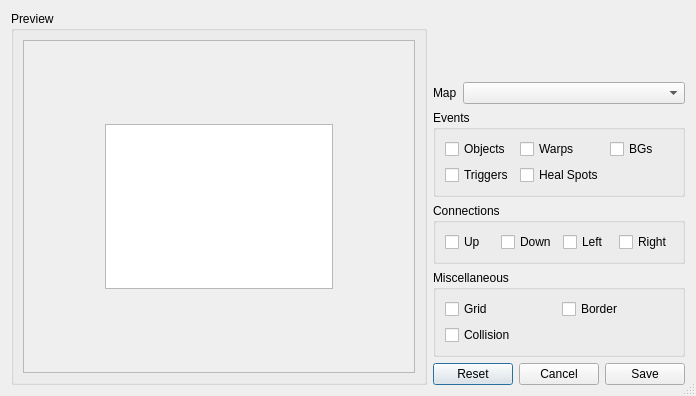
First picture: the form in forms/mapimageexporter.ui, repository huderlem/porymap, before the edit.
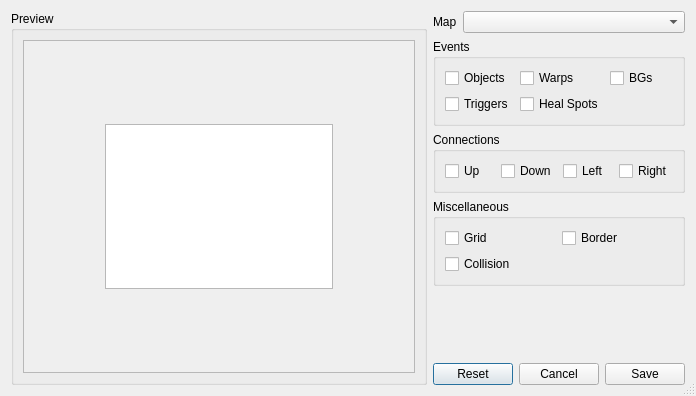
Second picture: the form after the edit.

Commit message: fix preview scene memory leak, fix borders

```diff
--- a/forms/mapimageexporter.ui
+++ b/forms/mapimageexporter.ui
@@ -123,33 +123,20 @@
     <layout class="QVBoxLayout" name="verticalLayout_Options">
      <item>
       <layout class="QFormLayout" name="formLayout">
-       <item row="1" column="0">
+       <item row="0" column="0">
         <widget class="QLabel" name="label_2">
          <property name="text">
           <string>Map</string>
          </property>
         </widget>
        </item>
-       <item row="1" column="1">
+       <item row="0" column="1">
         <widget class="QComboBox" name="comboBox_MapSelection">
          <property name="sizeAdjustPolicy">
           <enum>QComboBox::AdjustToContents</enum>
          </property>
         </widget>
        </item>
-       <item row="0" column="1">
-        <spacer name="verticalSpacer">
-         <property name="orientation">
-          <enum>Qt::Vertical</enum>
-         </property>
-         <property name="sizeHint" stdset="0">
-          <size>
-           <width>20</width>
-           <height>40</height>
-          </size>
-         </property>
-        </spacer>
-       </item>
       </layout>
      </item>
      <item>
@@ -275,6 +262,19 @@
        </layout>
       </widget>
      </item>
+     <item>
+      <spacer name="verticalSpacer">
+       <property name="orientation">
+        <enum>Qt::Vertical</enum>
+       </property>
+       <property name="sizeHint" stdset="0">
+        <size>
+         <width>20</width>
+         <height>40</height>
+        </size>
+       </property>
+      </spacer>
+     </item>
      <item>
       <layout class="QHBoxLayout" name="horizontalLayout_2">
        <item>
```
Left out of the diff: 2 changed lines with no effect on the pictures. The commit also changes 1 other file.
